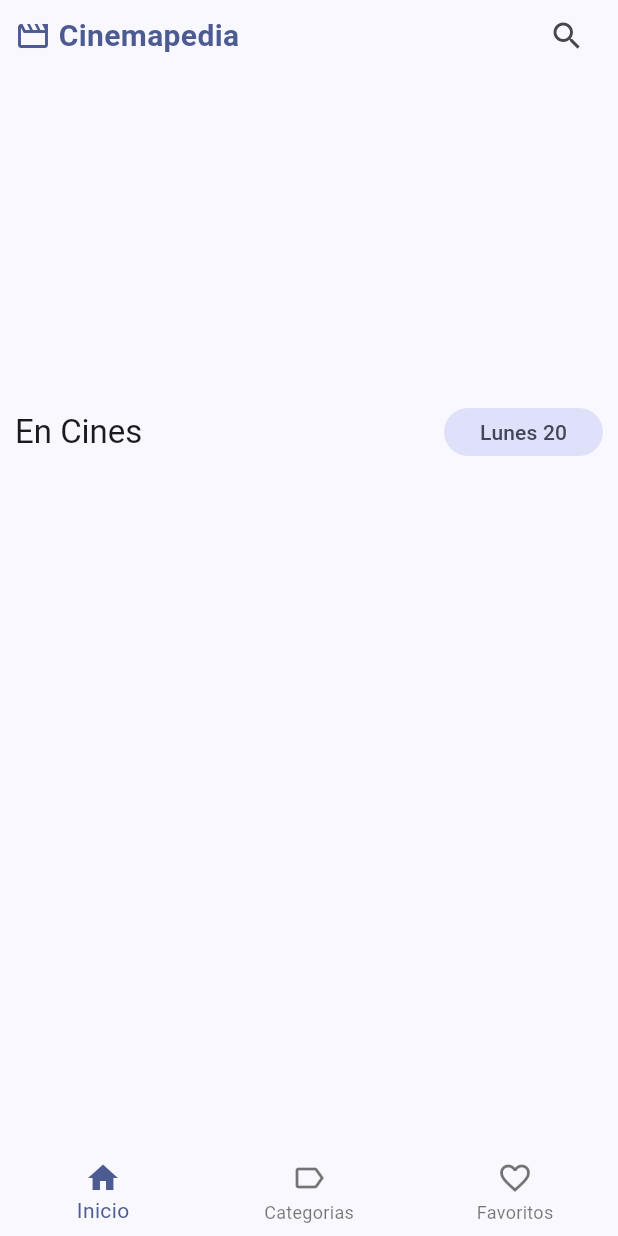
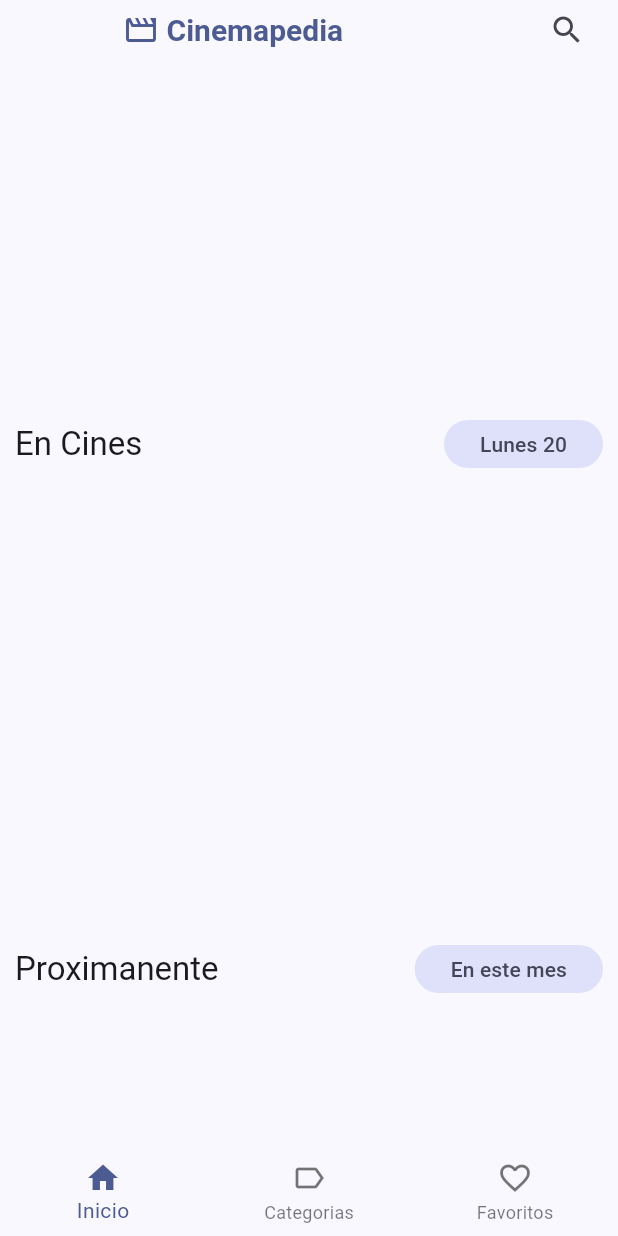
Before and after one commit to WilliamDelCid/cinemapedia, a Flutter app: the screen it shows after launch, on a phone screen of 412 x 824 dp. Run offline on Flutter 3.47's test engine with Material 3 defaults, Android fonts, the phone set to English and light mode, and no system bars; drawn by our look-alikes of card_swiper; our stand-ins replace animate_do, dio, flutter_dotenv, flutter_riverpod, go_router; network calls fail.

Commit message:
chore: Add methods to fetch popular, upcoming, and top-rated movies

```diff
--- a/lib/domain/datasources/movies_datasource.dart
+++ b/lib/domain/datasources/movies_datasource.dart
@@ -3,5 +3,8 @@ import 'package:cinemapedia/domain/entities/movie.dart';
 abstract class MoviesDatasource{
 
   Future<List<Movie>>getNowPlaying({int page = 1});
+  Future<List<Movie>>getPopular({int page = 1});
+  Future<List<Movie>>getUpcoming({int page = 1});
+  Future<List<Movie>>getTopRated({int page = 1});
 
 }
--- a/lib/domain/repositories/movies_repository.dart
+++ b/lib/domain/repositories/movies_repository.dart
@@ -4,4 +4,10 @@ abstract class MoviesRepository{
 
   Future<List<Movie>>getNowPlaying({int page = 1});
 
+  Future<List<Movie>>getPopular({int page = 1});
+
+  Future<List<Movie>>getUpcoming({int page = 1});
+
+  Future<List<Movie>>getTopRated({int page = 1});
+
 }
--- a/lib/presentation/providers/movies/movies_providers.dart
+++ b/lib/presentation/providers/movies/movies_providers.dart
@@ -7,6 +7,24 @@ import 'package:flutter_riverpod/flutter_riverpod.dart';
 
 final nowPlayingMoviesProvider = StateNotifierProvider<MoviesNotifier,List<Movie>>((ref){
   final fetchMoreMovies = ref.watch(movieRepositoryProvider).getNowPlaying;
+  return MoviesNotifier(fetchMoreMovies: fetchMoreMovies);
+
+});
+
+final pupularMoviesProvider = StateNotifierProvider<MoviesNotifier,List<Movie>>((ref){
+  final fetchMoreMovies = ref.watch(movieRepositoryProvider).getPopular;
+  return MoviesNotifier(fetchMoreMovies: fetchMoreMovies);
+
+});
+
+final topRatedMoviesProvider = StateNotifierProvider<MoviesNotifier,List<Movie>>((ref){
+  final fetchMoreMovies = ref.watch(movieRepositoryProvider).getTopRated;
+  return MoviesNotifier(fetchMoreMovies: fetchMoreMovies);
+
+});
+
+final upcomingMoviesProvider = StateNotifierProvider<MoviesNotifier,List<Movie>>((ref){
+  final fetchMoreMovies = ref.watch(movieRepositoryProvider).getUpcoming;
   return MoviesNotifier(fetchMoreMovies: fetchMoreMovies);
 
 });
--- a/lib/presentation/screens/movies/home_screen.dart
+++ b/lib/presentation/screens/movies/home_screen.dart
@@ -1,10 +1,10 @@
 import 'package:cinemapedia/presentation/providers/providers.dart';
 import 'package:cinemapedia/presentation/widgets/widgets.dart';
 import 'package:flutter/material.dart';
+import 'package:flutter/widgets.dart';
 import 'package:flutter_riverpod/flutter_riverpod.dart';
 
 class HomeScreen extends StatelessWidget {
-
   static const name = 'home-screen';
 
   const HomeScreen({super.key});
@@ -12,7 +12,7 @@ class HomeScreen extends StatelessWidget {
   @override
   Widget build(BuildContext context) {
     return const Scaffold(
-      body:  _HomeView(),
+      body: _HomeView(),
       bottomNavigationBar: CustomBottomNavigationbar(),
     );
   }
@@ -26,30 +26,115 @@ class _HomeView extends ConsumerStatefulWidget {
 }
 
 class _HomeViewState extends ConsumerState<_HomeView> {
-
   @override
   void initState() {
     super.initState();
     ref.read(nowPlayingMoviesProvider.notifier).loadNextPage();
+    ref.read(pupularMoviesProvider.notifier).loadNextPage();
+    ref.read(topRatedMoviesProvider.notifier).loadNextPage();
+    ref.read(upcomingMoviesProvider.notifier).loadNextPage();
+
   }
 
   @override
   Widget build(BuildContext context) {
     final nowPlayingMovies = ref.watch(nowPlayingMoviesProvider);
     final slideShowMovies = ref.watch(moviesSlideshowProvider);
+    final pupularMovies = ref.watch(pupularMoviesProvider);
+    final topRatedMovies = ref.watch(topRatedMoviesProvider);
+    final upcomingMovies = ref.watch(upcomingMoviesProvider);
+    // return SingleChildScrollView( //Para que el contenido se pueda hacer scroll
+    //   child: Column(
+    //     children: [
+    //       const CustomAppbar(),
+    //       MoviesSlideshow(movies: slideShowMovies),
+    //       MoviesHorizontalListview(
+    //         movies: nowPlayingMovies,
+    //         title: 'En Cines',
+    //         subTitle: 'Lunes 20',
+    //         loadNextPage: (){
+    //           ref.read(nowPlayingMoviesProvider.notifier).loadNextPage();
+    //         },
+    //         ),
+    //       MoviesHorizontalListview(
+    //         movies: nowPlayingMovies,
+    //         title: 'Proximanente',
+    //         subTitle: 'En este mes',
+    //         loadNextPage: (){
+    //           ref.read(nowPlayingMoviesProvider.notifier).loadNextPage();
+    //         },
+    //         ),
+    //       MoviesHorizontalListview(
+    //         movies: nowPlayingMovies,
+    //         title: 'Populares',
+    //         subTitle: 'En este mes',
+    //         loadNextPage: (){
+    //           ref.read(nowPlayingMoviesProvider.notifier).loadNextPage();
+    //         },
+    //         ),
+    //       MoviesHorizontalListview(
+    //         movies: nowPlayingMovies,
+    //         title: 'Mejor Calificadas',
+    //         subTitle: 'En este mes',
+    //         loadNextPage: (){
+    //           ref.read(nowPlayingMoviesProvider.notifier).loadNextPage();
+    //         },
+    //         ),
+    //       const  SizedBox(height: 10,),
+    //     ],
+    //   ),
+    // );
+    return CustomScrollView(//Para que el contenido se pueda hacer scroll
+        slivers: [
+          const SliverAppBar(
+            floating: true,
+            flexibleSpace: FlexibleSpaceBar(
+              title: CustomAppbar(),
+            ),
+          ),
+      SliverList(
+          delegate: SliverChildBuilderDelegate((context, index) {
         return Column(
           children: [
-        const CustomAppbar(),
             MoviesSlideshow(movies: slideShowMovies),
             MoviesHorizontalListview(
               movies: nowPlayingMovies,
               title: 'En Cines',
               subTitle: 'Lunes 20',
-          loadNextPage: (){
+              loadNextPage: () {
                 ref.read(nowPlayingMoviesProvider.notifier).loadNextPage();
               },
-          )
+            ),
+            MoviesHorizontalListview(
+              movies: upcomingMovies,
+              title: 'Proximanente',
+              subTitle: 'En este mes',
+              loadNextPage: () {
+                ref.read(upcomingMoviesProvider.notifier).loadNextPage();
+              },
+            ),
+            MoviesHorizontalListview(
+              movies: pupularMovies,
+              title: 'Populares',
+              subTitle: 'En este mes',
+              loadNextPage: () {
+                ref.read(pupularMoviesProvider.notifier).loadNextPage();
+              },
+            ),
+            MoviesHorizontalListview(
+              movies: topRatedMovies,
+              title: 'Mejor Calificadas',
+              subTitle: 'En este mes',
+              loadNextPage: () {
+                ref.read(topRatedMoviesProvider.notifier).loadNextPage();
+              },
+            ),
+            const SizedBox(
+              height: 10,
+            ),
           ],
         );
+      }, childCount: 1))
+    ]);
   }
 }
```
Also changed, not shown: lib/infrastructure/datasources/moviedb_datasource.dart (+36 -5 lines), lib/infrastructure/repositories/movie_repository_impl.dart (+17 -0 lines). Lines whose indentation alone changed are shown as unchanged.
